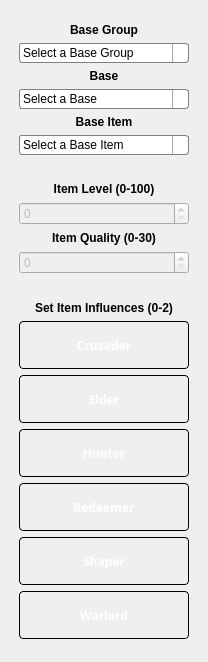
This is ExileCraft/ExileCraft/modules/gui/uis/columns/left_column.ui in jmduea/ExileCraft as Qt 5 draws it before an edit. The edited form follows.
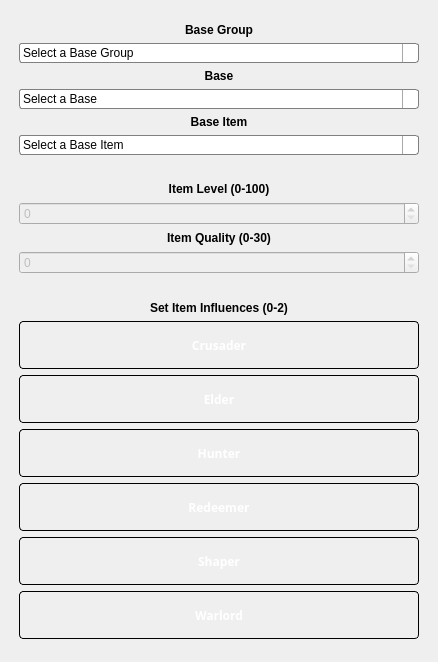
This is the edited form. Icons and pictures are not drawn.

```diff
--- a/ExileCraft/ExileCraft/modules/gui/uis/columns/left_column.ui
+++ b/ExileCraft/ExileCraft/modules/gui/uis/columns/left_column.ui
@@ -7,7 +7,7 @@
             <rect>
                 <x>0</x>
                 <y>0</y>
-                <width>208</width>
+                <width>438</width>
                 <height>662</height>
             </rect>
         </property>
```
Left out of the diff: 39 changed lines with no effect on the pictures.
